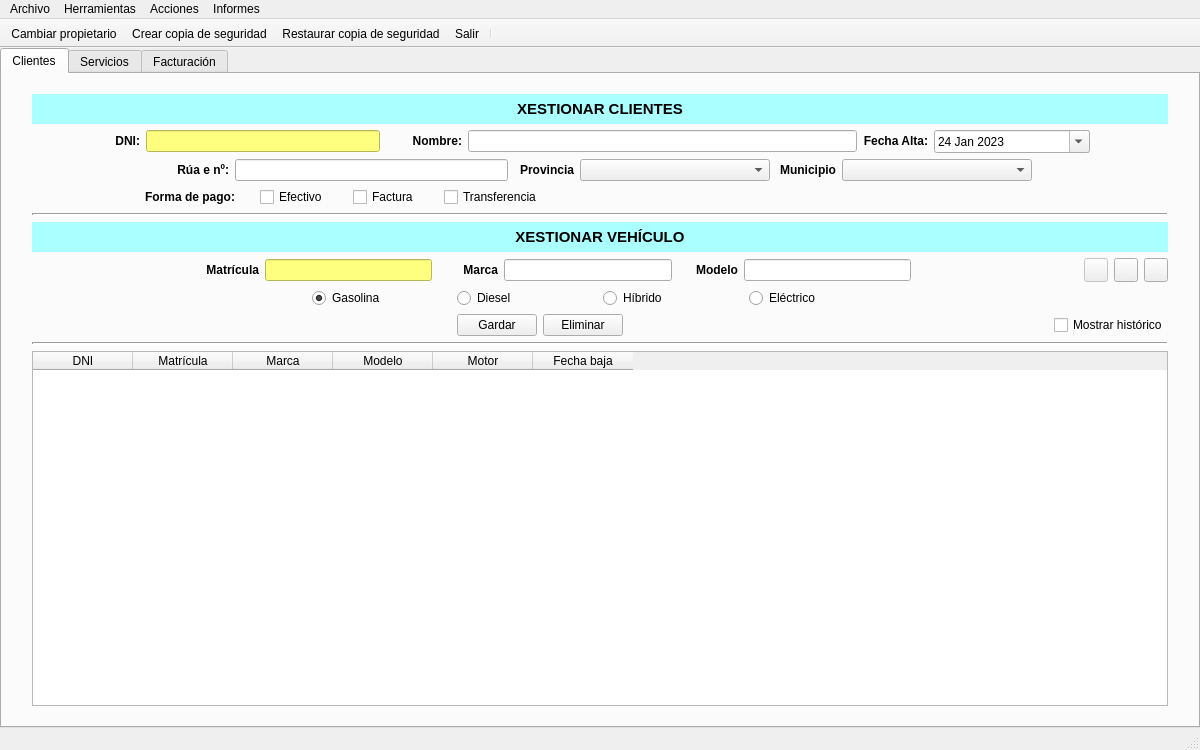
Qt form ui/ventMain.ui (IsmaPT2002/proyectoTallerDI) before a commit.
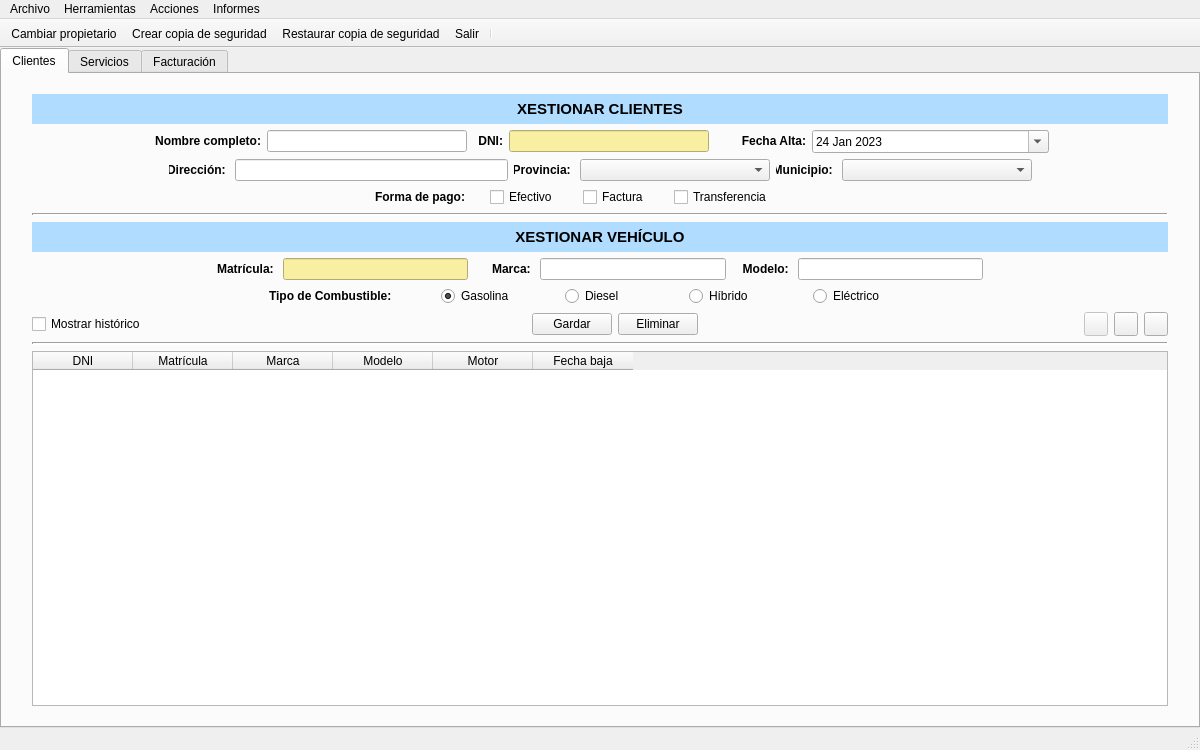
The same form after that commit. The open tabs and pages were chosen to show the change. Icons and pictures are not drawn.

```diff
--- a/ui/ventMain.ui
+++ b/ui/ventMain.ui
@@ -72,6 +72,7 @@
           <property name="font">
            <font>
             <pointsize>11</pointsize>
+            <weight>75</weight>
             <bold>true</bold>
            </font>
           </property>
@@ -82,7 +83,7 @@
            <bool>false</bool>
           </property>
           <property name="styleSheet">
-           <string notr="true">background-color: rgb(170,255,255)</string>
+           <string notr="true">background-color: rgb(176,221,255)</string>
           </property>
           <property name="text">
            <string>XESTIONAR CLIENTES</string>
@@ -93,7 +94,7 @@
          </widget>
         </item>
         <item>
-         <layout class="QHBoxLayout" name="horizontalLayout_7" stretch="1,2,3,2,2,5,2,2,1">
+         <layout class="QHBoxLayout" name="horizontalLayout_7" stretch="1,0,0,2,3,2,2,2,1">
           <item>
            <spacer name="horizontalSpacer_11">
             <property name="orientation">
@@ -107,6 +108,44 @@
             </property>
            </spacer>
           </item>
+          <item>
+           <widget class="QLabel" name="lblNombre">
+            <property name="minimumSize">
+             <size>
+              <width>110</width>
+              <height>20</height>
+             </size>
+            </property>
+            <property name="maximumSize">
+             <size>
+              <width>110</width>
+              <height>20</height>
+             </size>
+            </property>
+            <property name="font">
+             <font>
+              <weight>75</weight>
+              <bold>true</bold>
+             </font>
+            </property>
+            <property name="text">
+             <string>Nombre completo:</string>
+            </property>
+            <property name="alignment">
+             <set>Qt::AlignRight|Qt::AlignTrailing|Qt::AlignVCenter</set>
+            </property>
+           </widget>
+          </item>
+          <item>
+           <widget class="QLineEdit" name="txtNombre">
+            <property name="minimumSize">
+             <size>
+              <width>200</width>
+              <height>20</height>
+             </size>
+            </property>
+           </widget>
+          </item>
           <item>
            <widget class="QLabel" name="lblDni">
             <property name="minimumSize">
@@ -123,6 +162,7 @@
             </property>
             <property name="font">
              <font>
+              <weight>75</weight>
               <bold>true</bold>
              </font>
             </property>
@@ -138,12 +178,18 @@
            <widget class="QLineEdit" name="txtDni">
             <property name="minimumSize">
              <size>
-              <width>100</width>
+              <width>200</width>
               <height>20</height>
              </size>
             </property>
+            <property name="maximumSize">
+             <size>
+              <width>200</width>
+              <height>16777215</height>
+             </size>
+            </property>
             <property name="styleSheet">
-             <string notr="true">background-color: rgb(255, 255, 127)</string>
+             <string notr="true">background-color: rgb(248,239,162)</string>
             </property>
            </widget>
           </item>
@@ -164,6 +210,7 @@
             <property name="font">
              <font>
               <pointsize>10</pointsize>
+              <weight>50</weight>
               <bold>false</bold>
               <kerning>false</kerning>
              </font>
@@ -176,43 +223,6 @@
             </property>
            </widget>
           </item>
-          <item>
-           <widget class="QLabel" name="lblNombre">
-            <property name="minimumSize">
-             <size>
-              <width>50</width>
-              <height>20</height>
-             </size>
-            </property>
-            <property name="maximumSize">
-             <size>
-              <width>50</width>
-              <height>20</height>
-             </size>
-            </property>
-            <property name="font">
-             <font>
-              <bold>true</bold>
-             </font>
-            </property>
-            <property name="text">
-             <string>Nombre:</string>
-            </property>
-            <property name="alignment">
-             <set>Qt::AlignRight|Qt::AlignTrailing|Qt::AlignVCenter</set>
-            </property>
-           </widget>
-          </item>
-          <item>
-           <widget class="QLineEdit" name="txtNombre">
-            <property name="minimumSize">
-             <size>
-              <width>200</width>
-              <height>20</height>
-             </size>
-            </property>
-           </widget>
-          </item>
           <item>
            <widget class="QLabel" name="lblFechaAltaCliente">
             <property name="minimumSize">
@@ -229,6 +239,7 @@
             </property>
             <property name="font">
              <font>
+              <weight>75</weight>
               <bold>true</bold>
              </font>
             </property>
@@ -310,11 +321,12 @@
             </property>
             <property name="font">
              <font>
+              <weight>75</weight>
               <bold>true</bold>
              </font>
             </property>
             <property name="text">
-             <string>Rúa e nº:</string>
+             <string>Dirección: </string>
             </property>
             <property name="alignment">
              <set>Qt::AlignRight|Qt::AlignTrailing|Qt::AlignVCenter</set>
@@ -347,11 +359,12 @@
             </property>
             <property name="font">
              <font>
+              <weight>75</weight>
               <bold>true</bold>
              </font>
             </property>
             <property name="text">
-             <string>Provincia</string>
+             <string>Provincia: </string>
             </property>
             <property name="alignment">
              <set>Qt::AlignRight|Qt::AlignTrailing|Qt::AlignVCenter</set>
@@ -384,11 +397,12 @@
             </property>
             <property name="font">
              <font>
+              <weight>75</weight>
               <bold>true</bold>
              </font>
             </property>
             <property name="text">
-             <string>Municipio</string>
+             <string>Municipio: </string>
             </property>
             <property name="alignment">
              <set>Qt::AlignRight|Qt::AlignTrailing|Qt::AlignVCenter</set>
@@ -421,7 +435,7 @@
          </layout>
         </item>
         <item>
-         <layout class="QHBoxLayout" name="horizontalLayout_11" stretch="1,2,2,2,2,5">
+         <layout class="QHBoxLayout" name="horizontalLayout_11" stretch="0,2,2,2,2,0">
           <property name="spacing">
            <number>25</number>
           </property>
@@ -438,7 +452,7 @@
             </property>
             <property name="sizeHint" stdset="0">
              <size>
-              <width>20</width>
+              <width>333</width>
               <height>20</height>
              </size>
             </property>
@@ -460,6 +474,7 @@
             </property>
             <property name="font">
              <font>
+              <weight>75</weight>
               <bold>true</bold>
              </font>
             </property>
@@ -546,6 +561,7 @@
           <property name="font">
            <font>
             <pointsize>11</pointsize>
+            <weight>75</weight>
             <bold>true</bold>
            </font>
           </property>
@@ -556,7 +572,7 @@
            <bool>false</bool>
           </property>
           <property name="styleSheet">
-           <string notr="true">background-color: rgb(170,255,255)</string>
+           <string notr="true">background-color: rgb(176,221,255)</string>
           </property>
           <property name="frameShape">
            <enum>QFrame::NoFrame</enum>
@@ -600,11 +616,12 @@
             </property>
             <property name="font">
              <font>
+              <weight>75</weight>
               <bold>true</bold>
              </font>
             </property>
             <property name="text">
-             <string>Matrícula</string>
+             <string>Matrícula: </string>
             </property>
             <property name="alignment">
              <set>Qt::AlignRight|Qt::AlignTrailing|Qt::AlignVCenter</set>
@@ -623,7 +640,7 @@
              <bool>false</bool>
             </property>
             <property name="styleSheet">
-             <string notr="true">background-color: rgb(255, 255, 127)</string>
+             <string notr="true">background-color: rgb(248,239,162)</string>
             </property>
            </widget>
           </item>
@@ -643,11 +660,12 @@
             </property>
             <property name="font">
              <font>
+              <weight>75</weight>
               <bold>true</bold>
              </font>
             </property>
             <property name="text">
-             <string>Marca</string>
+             <string>Marca: </string>
             </property>
             <property name="alignment">
              <set>Qt::AlignRight|Qt::AlignTrailing|Qt::AlignVCenter</set>
@@ -680,11 +698,12 @@
             </property>
             <property name="font">
              <font>
+              <weight>75</weight>
               <bold>true</bold>
              </font>
             </property>
             <property name="text">
-             <string>Modelo</string>
+             <string>Modelo: </string>
             </property>
             <property name="alignment">
              <set>Qt::AlignRight|Qt::AlignTrailing|Qt::AlignVCenter</set>
@@ -714,94 +733,10 @@
             </property>
            </spacer>
           </item>
-          <item>
-           <widget class="QPushButton" name="btnNuevoCoche">
-            <property name="enabled">
-             <bool>false</bool>
-            </property>
-            <property name="minimumSize">
-             <size>
-              <width>24</width>
-              <height>24</height>
-             </size>
-            </property>
-            <property name="maximumSize">
-             <size>
-              <width>24</width>
-              <height>24</height>
-             </size>
-            </property>
-            <property name="toolTip">
-             <string>Añadir un nuevo coche al cliente</string>
-            </property>
-            <property name="text">
-             <string/>
-            </property>
-            <property name="icon">
-             <iconset>
-              <normaloff>../img/plus.png</normaloff>../img/plus.png</iconset>
-            </property>
-           </widget>
-          </item>
-          <item>
-           <widget class="QPushButton" name="btnBusCar">
-            <property name="enabled">
-             <bool>true</bool>
-            </property>
-            <property name="minimumSize">
-             <size>
-              <width>24</width>
-              <height>24</height>
-             </size>
-            </property>
-            <property name="maximumSize">
-             <size>
-              <width>24</width>
-              <height>24</height>
-             </size>
-            </property>
-            <property name="toolTip">
-             <string>Buscar por matrícula</string>
-            </property>
-            <property name="text">
-             <string/>
-            </property>
-            <property name="icon">
-             <iconset>
-              <normaloff>../img/buscar.png</normaloff>../img/buscar.png</iconset>
-            </property>
-           </widget>
-          </item>
-          <item>
-           <widget class="QPushButton" name="buttonLimpiarVehiculo">
-            <property name="minimumSize">
-             <size>
-              <width>24</width>
-              <height>24</height>
-             </size>
-            </property>
-            <property name="maximumSize">
-             <size>
-              <width>24</width>
-              <height>24</height>
-             </size>
-            </property>
-            <property name="toolTip">
-             <string>Limpiar formulario</string>
-            </property>
-            <property name="text">
-             <string/>
-            </property>
-            <property name="icon">
-             <iconset>
-              <normaloff>../img/limpiar.png</normaloff>../img/limpiar.png</iconset>
-            </property>
-           </widget>
-          </item>
          </layout>
         </item>
         <item>
-         <layout class="QHBoxLayout" name="horizontalLayout_9" stretch="2,1,1,1,1,2">
+         <layout class="QHBoxLayout" name="horizontalLayout_9" stretch="2,0,0,1,1,1,1,2">
           <property name="leftMargin">
            <number>0</number>
           </property>
@@ -821,6 +756,32 @@
             </property>
            </spacer>
           </item>
+          <item>
+           <widget class="QLabel" name="label_5">
+            <property name="font">
+             <font>
+              <weight>75</weight>
+              <bold>true</bold>
+             </font>
+            </property>
+            <property name="text">
+             <string>Tipo de Combustible: </string>
+            </property>
+           </widget>
+          </item>
+          <item>
+           <spacer name="horizontalSpacer_21">
+            <property name="orientation">
+             <enum>Qt::Horizontal</enum>
+            </property>
+            <property name="sizeHint" stdset="0">
+             <size>
+              <width>40</width>
+              <height>20</height>
+             </size>
+            </property>
+           </spacer>
+          </item>
           <item>
            <widget class="QRadioButton" name="radioButtonGasolina">
             <property name="text">
@@ -887,6 +848,13 @@
           <property name="rightMargin">
            <number>0</number>
           </property>
+          <item>
+           <widget class="QCheckBox" name="checkMostrarHistorico">
+            <property name="text">
+             <string>Mostrar histórico</string>
+            </property>
+           </widget>
+          </item>
           <item>
            <spacer name="horizontalSpacer_3">
             <property name="orientation">
@@ -928,9 +896,86 @@
            </spacer>
           </item>
           <item>
-           <widget class="QCheckBox" name="checkMostrarHistorico">
+           <widget class="QPushButton" name="btnNuevoCoche">
+            <property name="enabled">
+             <bool>false</bool>
+            </property>
+            <property name="minimumSize">
+             <size>
+              <width>24</width>
+              <height>24</height>
+             </size>
+            </property>
+            <property name="maximumSize">
+             <size>
+              <width>24</width>
+              <height>24</height>
+             </size>
+            </property>
+            <property name="toolTip">
+             <string>Añadir un nuevo coche al cliente</string>
+            </property>
             <property name="text">
-             <string>Mostrar histórico</string>
+             <string/>
+            </property>
+            <property name="icon">
+             <iconset>
+              <normaloff>../img/mas.png</normaloff>../img/mas.png</iconset>
+            </property>
+           </widget>
+          </item>
+          <item>
+           <widget class="QPushButton" name="btnBusCar">
+            <property name="enabled">
+             <bool>true</bool>
+            </property>
+            <property name="minimumSize">
+             <size>
+              <width>24</width>
+              <height>24</height>
+             </size>
+            </property>
+            <property name="maximumSize">
+             <size>
+              <width>24</width>
+              <height>24</height>
+             </size>
+            </property>
+            <property name="toolTip">
+             <string>Buscar por matrícula</string>
+            </property>
+            <property name="text">
+             <string/>
+            </property>
+            <property name="icon">
+             <iconset>
+              <normaloff>../img/buscar.png</normaloff>../img/buscar.png</iconset>
+            </property>
+           </widget>
+          </item>
+          <item>
+           <widget class="QPushButton" name="buttonLimpiarVehiculo">
+            <property name="minimumSize">
+             <size>
+              <width>24</width>
+              <height>24</height>
+             </size>
+            </property>
+            <property name="maximumSize">
+             <size>
+              <width>24</width>
+              <height>24</height>
+             </size>
+            </property>
+            <property name="toolTip">
+             <string>Limpiar formulario</string>
+            </property>
+            <property name="text">
+             <string/>
+            </property>
+            <property name="icon">
+             <iconset>
+              <normaloff>../img/limpiar.png</normaloff>../img/limpiar.png</iconset>
             </property>
            </widget>
           </item>
```
Left out of the diff: 309 changed lines with no effect on the pictures.
